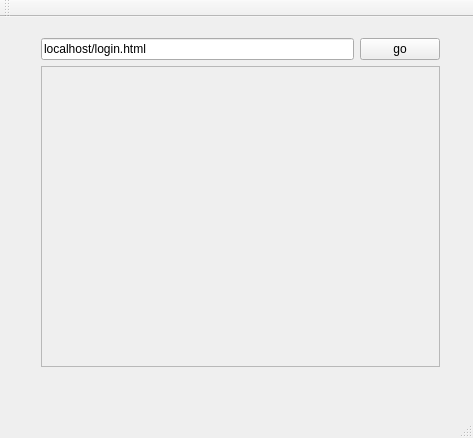
Old version of the form client/mainwindow.ui in the repository mohammadkotb/Networks-Evoting-System.
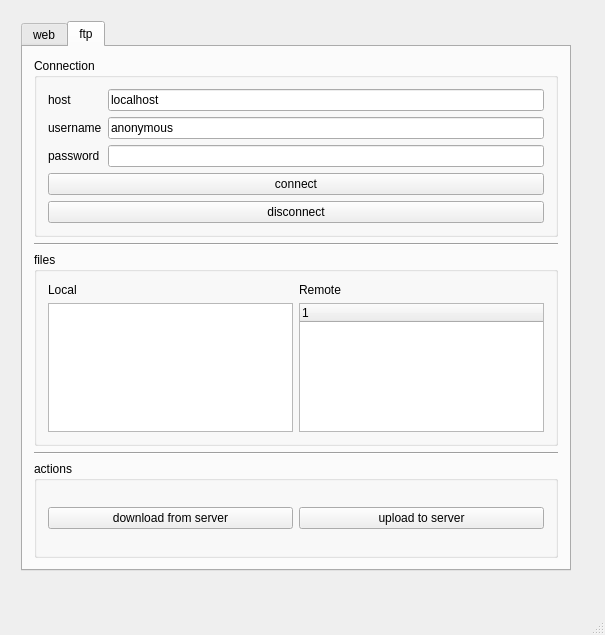
New version of the form.

Commit message:
created ftp client gui
the ftp client is now semi-integrated with the web client

```diff
--- a/client/mainwindow.ui
+++ b/client/mainwindow.ui
@@ -6,8 +6,8 @@
    <rect>
     <x>0</x>
     <y>0</y>
-    <width>473</width>
-    <height>438</height>
+    <width>605</width>
+    <height>635</height>
    </rect>
   </property>
   <property name="windowTitle">
@@ -17,15 +17,28 @@
    <widget class="QWidget" name="verticalLayoutWidget">
     <property name="geometry">
      <rect>
-      <x>30</x>
+      <x>10</x>
       <y>10</y>
-      <width>421</width>
-      <height>351</height>
+      <width>572</width>
+      <height>572</height>
      </rect>
     </property>
     <layout class="QVBoxLayout" name="mainVerticalLayout">
      <item>
+      <widget class="QTabWidget" name="tabWidget">
+       <property name="currentIndex">
+        <number>1</number>
+       </property>
+       <widget class="QWidget" name="webtap">
+        <attribute name="title">
+         <string>web</string>
+        </attribute>
+        <layout class="QGridLayout" name="gridLayout_2">
+         <item row="0" column="0">
       <layout class="QGridLayout" name="gridLayout" rowstretch="0,0,0">
+           <property name="sizeConstraint">
+            <enum>QLayout::SetDefaultConstraint</enum>
+           </property>
        <item row="1" column="1">
         <widget class="QLineEdit" name="urlLineEdit">
          <property name="text">
@@ -50,14 +63,176 @@
            <rect>
             <x>0</x>
             <y>0</y>
-            <width>415</width>
-            <height>311</height>
+                <width>544</width>
+                <height>480</height>
            </rect>
           </property>
          </widget>
         </widget>
        </item>
       </layout>
+         </item>
+        </layout>
+        <zorder>layoutWidget</zorder>
+        <zorder>canvas</zorder>
+       </widget>
+       <widget class="QWidget" name="ftptab">
+        <attribute name="title">
+         <string>ftp</string>
+        </attribute>
+        <layout class="QGridLayout" name="gridLayout_4">
+         <item row="0" column="0">
+          <layout class="QVBoxLayout" name="verticalLayout" stretch="1,0,2,0,1">
+           <item>
+            <widget class="QGroupBox" name="connectionBox">
+             <property name="title">
+              <string>Connection</string>
+             </property>
+             <layout class="QGridLayout" name="gridLayout_3">
+              <item row="0" column="0">
+               <layout class="QFormLayout" name="formLayout">
+                <item row="0" column="0">
+                 <widget class="QLabel" name="label">
+                  <property name="text">
+                   <string>host</string>
+                  </property>
+                 </widget>
+                </item>
+                <item row="1" column="0">
+                 <widget class="QLabel" name="label_2">
+                  <property name="text">
+                   <string>username</string>
+                  </property>
+                 </widget>
+                </item>
+                <item row="2" column="0">
+                 <widget class="QLabel" name="label_3">
+                  <property name="text">
+                   <string>password</string>
+                  </property>
+                 </widget>
+                </item>
+                <item row="1" column="1">
+                 <widget class="QLineEdit" name="usernameLineEdit">
+                  <property name="text">
+                   <string>anonymous</string>
+                  </property>
+                 </widget>
+                </item>
+                <item row="2" column="1">
+                 <widget class="QLineEdit" name="passwordLineEdit"/>
+                </item>
+                <item row="0" column="1">
+                 <widget class="QLineEdit" name="hostLineEdit">
+                  <property name="text">
+                   <string>localhost</string>
+                  </property>
+                 </widget>
+                </item>
+               </layout>
+              </item>
+              <item row="1" column="0">
+               <widget class="QPushButton" name="connectPushButton">
+                <property name="text">
+                 <string>connect</string>
+                </property>
+               </widget>
+              </item>
+              <item row="2" column="0">
+               <widget class="QPushButton" name="disconnectPushButton">
+                <property name="text">
+                 <string>disconnect</string>
+                </property>
+               </widget>
+              </item>
+             </layout>
+            </widget>
+           </item>
+           <item>
+            <widget class="Line" name="line">
+             <property name="orientation">
+              <enum>Qt::Horizontal</enum>
+             </property>
+            </widget>
+           </item>
+           <item>
+            <widget class="QGroupBox" name="filesBox">
+             <property name="title">
+              <string>files</string>
+             </property>
+             <layout class="QGridLayout" name="gridLayout_6">
+              <item row="0" column="0">
+               <layout class="QGridLayout" name="gridLayout_5">
+                <item row="1" column="0">
+                 <widget class="QTreeView" name="localTreeView"/>
+                </item>
+                <item row="1" column="1">
+                 <widget class="QTreeWidget" name="remoteTreeWidget">
+                  <column>
+                   <property name="text">
+                    <string notr="true">1</string>
+                   </property>
+                  </column>
+                 </widget>
+                </item>
+                <item row="0" column="0">
+                 <widget class="QLabel" name="label_4">
+                  <property name="text">
+                   <string>Local</string>
+                  </property>
+                 </widget>
+                </item>
+                <item row="0" column="1">
+                 <widget class="QLabel" name="label_5">
+                  <property name="text">
+                   <string>Remote</string>
+                  </property>
+                 </widget>
+                </item>
+               </layout>
+              </item>
+             </layout>
+            </widget>
+           </item>
+           <item>
+            <widget class="Line" name="line_2">
+             <property name="orientation">
+              <enum>Qt::Horizontal</enum>
+             </property>
+            </widget>
+           </item>
+           <item>
+            <widget class="QGroupBox" name="actionBox">
+             <property name="title">
+              <string>actions</string>
+             </property>
+             <layout class="QGridLayout" name="gridLayout_7">
+              <item row="0" column="0">
+               <layout class="QHBoxLayout" name="horizontalLayout">
+                <item>
+                 <widget class="QPushButton" name="downloadButton">
+                  <property name="text">
+                   <string>download from server</string>
+                  </property>
+                 </widget>
+                </item>
+                <item>
+                 <widget class="QPushButton" name="uploadButton">
+                  <property name="text">
+                   <string>upload to server</string>
+                  </property>
+                 </widget>
+                </item>
+               </layout>
+              </item>
+             </layout>
+            </widget>
+           </item>
+          </layout>
+         </item>
+        </layout>
+       </widget>
+      </widget>
      </item>
     </layout>
    </widget>
@@ -72,14 +247,6 @@
     </rect>
    </property>
   </widget>
-  <widget class="QToolBar" name="mainToolBar">
-   <attribute name="toolBarArea">
-    <enum>TopToolBarArea</enum>
-   </attribute>
-   <attribute name="toolBarBreak">
-    <bool>false</bool>
-   </attribute>
-  </widget>
   <widget class="QStatusBar" name="statusBar"/>
  </widget>
  <layoutdefault spacing="6" margin="11"/>
```
Left out of the diff: 4 changed lines with no effect on the pictures. Lines whose indentation alone changed are shown as unchanged. The commit also changes 2 other files.
